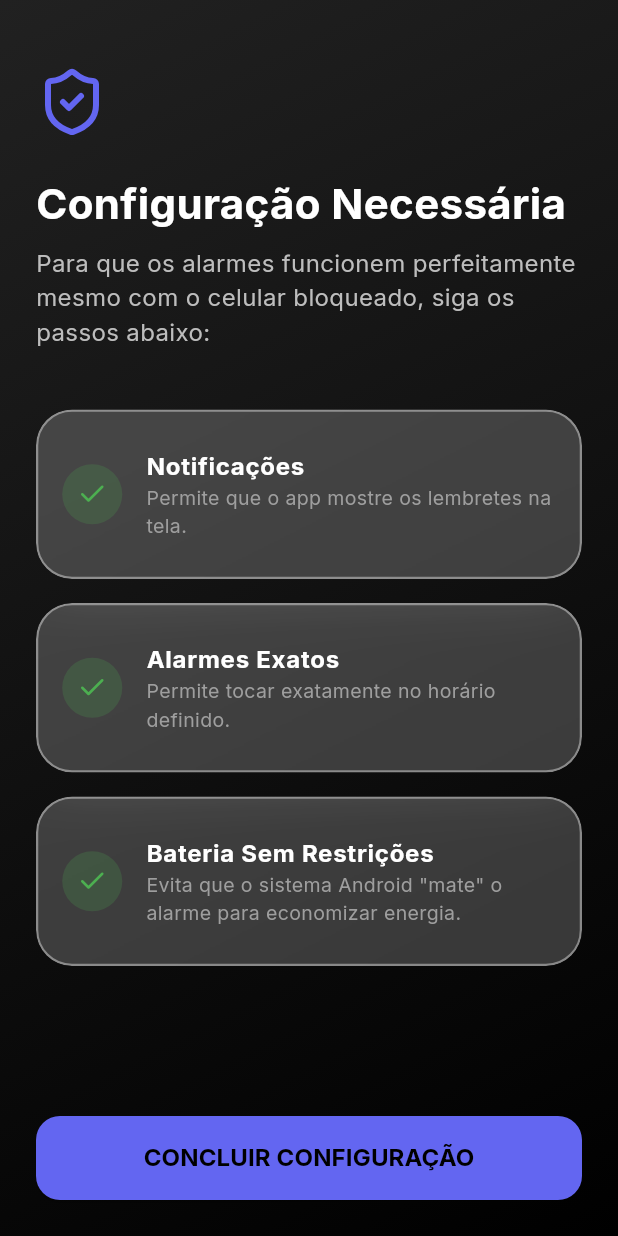
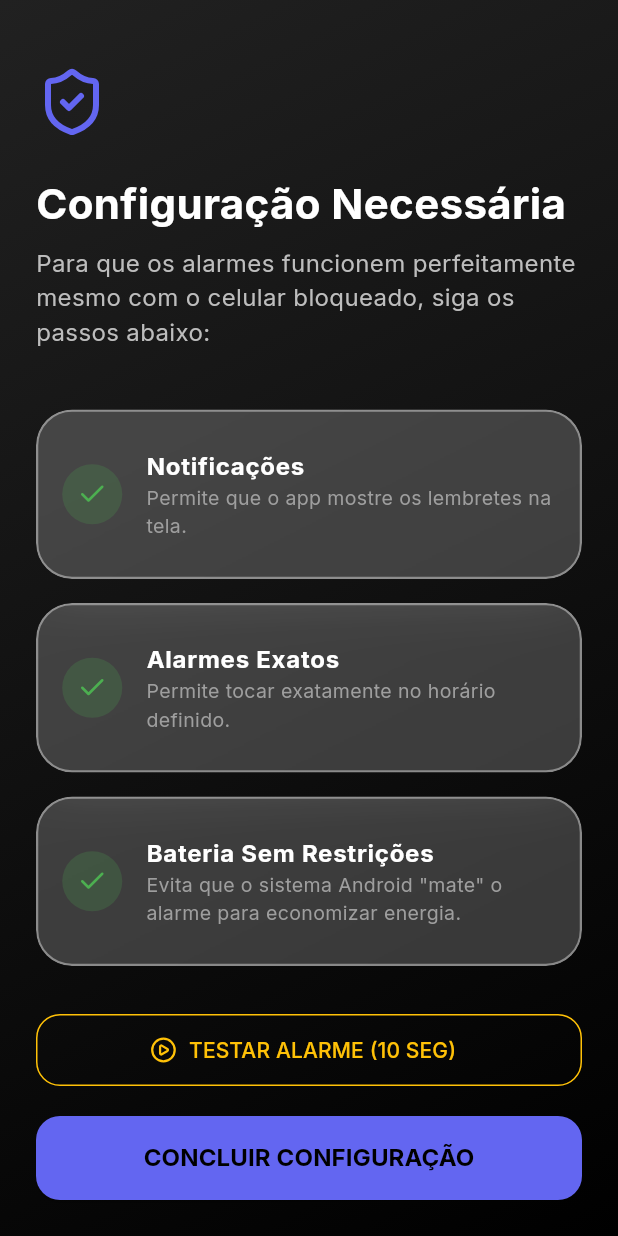
Before and after one commit to anuvalef-beep/ponto-ponto, a Flutter app: the PermissionsScreen screen opened directly, on a phone screen of 412 x 824 dp. Run offline on Flutter 3.47's test engine with Material 3 defaults, Android fonts, the light colour scheme and no system bars; drawn by our look-alikes of flutter_animate; our stand-ins replace cloud_firestore, firebase_auth, firebase_core, firebase_storage, flutter_local_notifications, google_fonts and 8 more; accounts and stored records are empty.

Commit message:
Final: Sistema de alarmes insistentes com som nativo e guia de permissões

```diff
--- a/lib/screens/permissions_screen.dart
+++ b/lib/screens/permissions_screen.dart
@@ -4,6 +4,7 @@ import 'package:permission_handler/permission_handler.dart';
 import 'package:flutter_animate/flutter_animate.dart';
 import '../widgets/glass_container.dart';
 import '../theme/app_theme.dart';
+import '../services/notification_service.dart';
 
 class PermissionsScreen extends StatefulWidget {
   const PermissionsScreen({super.key});
@@ -121,6 +122,27 @@ class _PermissionsScreenState extends State<PermissionsScreen> {
                   ),
                 ),
 
+                const SizedBox(height: 12),
+                SizedBox(
+                  width: double.infinity,
+                  height: 48,
+                  child: OutlinedButton.icon(
+                    onPressed: () {
+                      NotificationService.testAlarm();
+                      ScaffoldMessenger.of(context).showSnackBar(
+                        const SnackBar(content: Text('Alarme de teste agendado para daqui a 10 segundos!')),
+                      );
+                    },
+                    icon: const Icon(LucideIcons.playCircle),
+                    label: const Text('TESTAR ALARME (10 SEG)'),
+                    style: OutlinedButton.styleFrom(
+                      foregroundColor: Colors.amber,
+                      side: const BorderSide(color: Colors.amber),
+                      shape: RoundedRectangleBorder(borderRadius: BorderRadius.circular(16)),
+                    ),
+                  ),
+                ).animate().fadeIn(delay: 900.ms),
+
                 const SizedBox(height: 20),
                 SizedBox(
                   width: double.infinity,
--- a/pubspec.yaml
+++ b/pubspec.yaml
@@ -80,9 +80,8 @@ flutter:
   uses-material-design: true
 
   # To add assets to your application, add an assets section, like this:
-  # assets:
-  #   - images/a_dot_burr.jpeg
-  #   - images/a_dot_ham.jpeg
+  assets:
+    - assets/
 
   # An image asset can refer to one or more resolution-specific "variants", see
   # https://flutter.dev/to/resolution-aware-images
```
Also changed, not shown: lib/services/notification_service.dart (+89 -35 lines), 1 other file.
